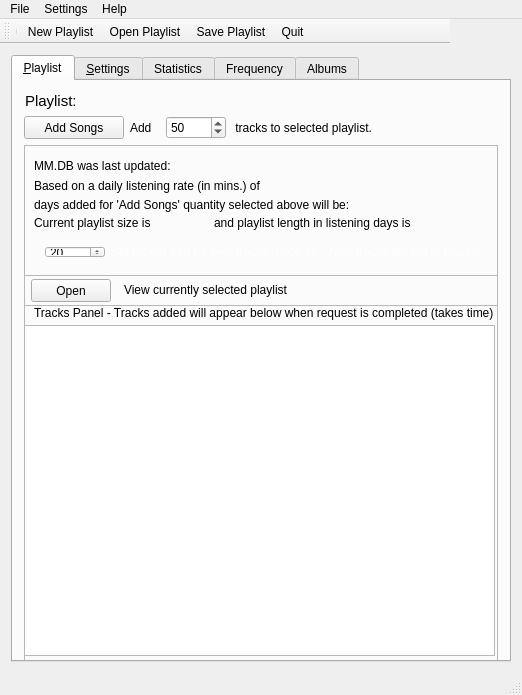
First picture: the form in src/archsimian.ui, repository Harpo3/archsimian, before the edit.
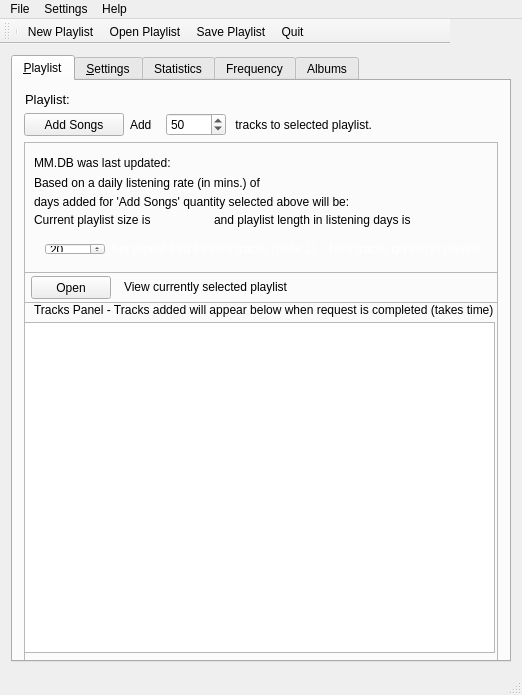
Second picture: the form after the edit. Icons and pictures are not drawn.

Commit message: Add file name/status to Window title bar

```diff
--- a/src/archsimian.ui
+++ b/src/archsimian.ui
@@ -110,7 +110,7 @@
            <widget class="QLabel" name="setgetplaylistLabel">
             <property name="font">
              <font>
-              <pointsize>11</pointsize>
+              <pointsize>10</pointsize>
               <weight>50</weight>
               <bold>false</bold>
              </font>
```
Left out of the diff: 3 changed lines with no effect on the pictures. The commit also changes 1 other file.
